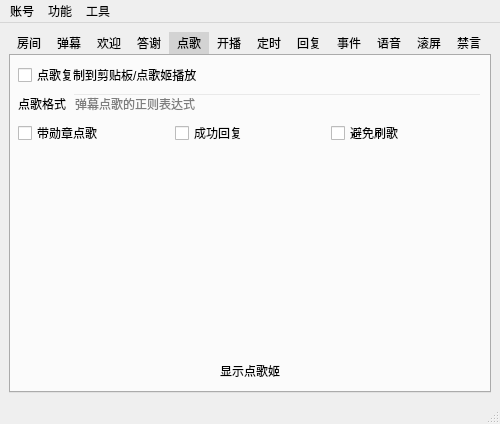
First picture: the form in mainwindow.ui, repository iwxyi/Bilibili-MagicalDanmaku, before the edit.
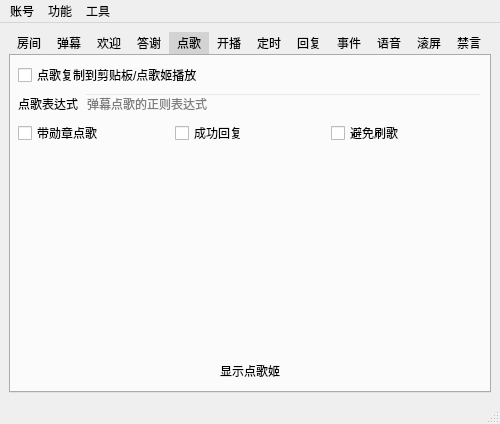
Second picture: the form after the edit. The open tabs and pages were chosen to show the change. Icons and pictures are not drawn. Custom widgets are drawn as their Qt base class.

Commit message: 同时支持网易云和QQ音乐；支持导入分享歌单；点歌直接下一首

```diff
--- a/mainwindow.ui
+++ b/mainwindow.ui
@@ -892,7 +892,7 @@
              <string>&lt;html&gt;&lt;head/&gt;&lt;body&gt;&lt;p&gt;触发弹幕点歌的正则表达式&lt;/p&gt;&lt;/body&gt;&lt;/html&gt;</string>
             </property>
             <property name="text">
-             <string>点歌格式</string>
+             <string>点歌表达式</string>
             </property>
            </widget>
           </item>
```
Left out of the diff: 2 changed lines with no effect on the pictures. The commit also changes 7 other files.
